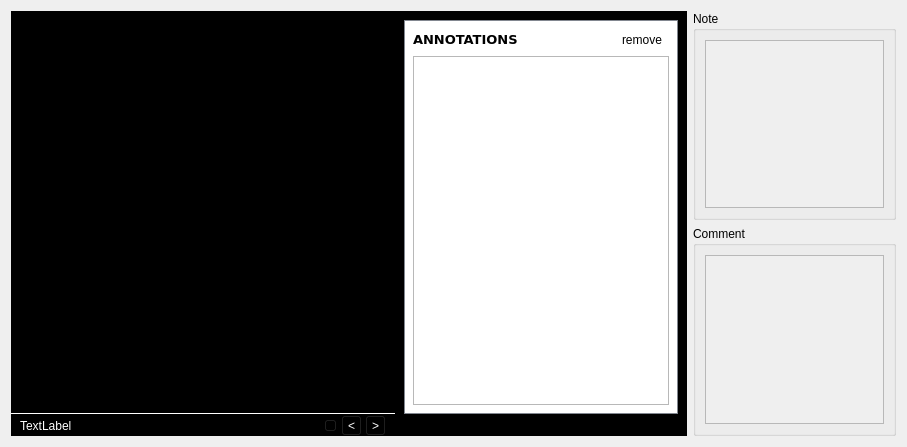
This is trunk/src/edr/src/plugins/dicom/ui/layeredImageVisualizer.ui in mk4me/hm-mde-one as Qt 5 draws it before an edit. The edited form follows.
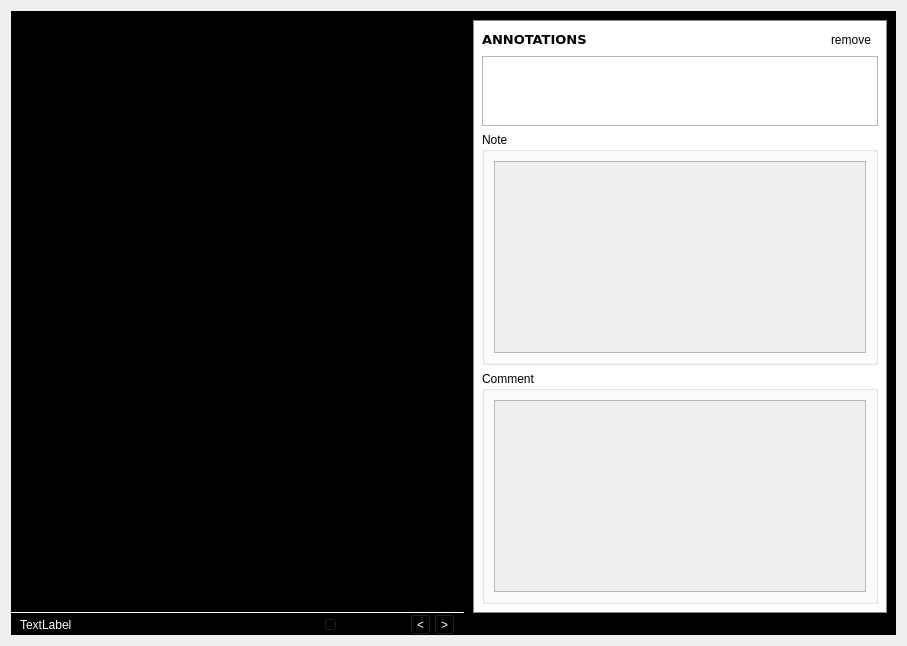
This is the edited form. Icons and pictures are not drawn.

Commit message: Chat przeniesiony pod adnotacje

```diff
--- a/trunk/src/edr/src/plugins/dicom/ui/layeredImageVisualizer.ui
+++ b/trunk/src/edr/src/plugins/dicom/ui/layeredImageVisualizer.ui
@@ -48,6 +48,7 @@
             <verstretch>0</verstretch>
            </sizepolicy>
           </property>
+          <zorder>widget</zorder>
          </widget>
         </item>
         <item>
@@ -165,9 +166,6 @@
  }</string>
           </property>
           <layout class="QVBoxLayout" name="verticalLayout_2">
-           <property name="margin">
-            <number>9</number>
-           </property>
            <item>
             <layout class="QHBoxLayout" name="horizontalLayout_2">
              <item>
@@ -223,14 +221,6 @@
              </property>
             </widget>
            </item>
-          </layout>
-         </widget>
-        </item>
-       </layout>
-      </widget>
-     </item>
-    </layout>
-   </item>
    <item>
     <layout class="QVBoxLayout" name="verticalLayout_6">
      <item>
@@ -244,6 +234,12 @@
           <property name="enabled">
            <bool>false</bool>
           </property>
+                  <property name="sizePolicy">
+                   <sizepolicy hsizetype="Expanding" vsizetype="Minimum">
+                    <horstretch>0</horstretch>
+                    <verstretch>0</verstretch>
+                   </sizepolicy>
+                  </property>
          </widget>
         </item>
        </layout>
@@ -251,6 +247,12 @@
      </item>
      <item>
       <widget class="QGroupBox" name="commentGroupBox">
+               <property name="sizePolicy">
+                <sizepolicy hsizetype="Preferred" vsizetype="Preferred">
+                 <horstretch>0</horstretch>
+                 <verstretch>0</verstretch>
+                </sizepolicy>
+               </property>
        <property name="title">
         <string>Comment</string>
        </property>
@@ -260,6 +262,20 @@
           <property name="enabled">
            <bool>false</bool>
           </property>
+                  <property name="sizePolicy">
+                   <sizepolicy hsizetype="Expanding" vsizetype="Minimum">
+                    <horstretch>0</horstretch>
+                    <verstretch>0</verstretch>
+                   </sizepolicy>
+                  </property>
+                 </widget>
+                </item>
+               </layout>
+              </widget>
+             </item>
+            </layout>
+           </item>
+          </layout>
          </widget>
         </item>
        </layout>
```
Lines whose indentation alone changed are shown as unchanged.
